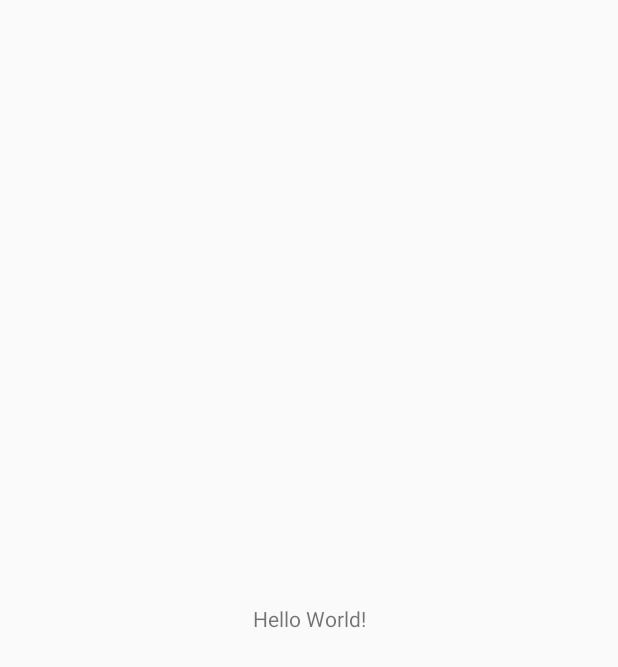
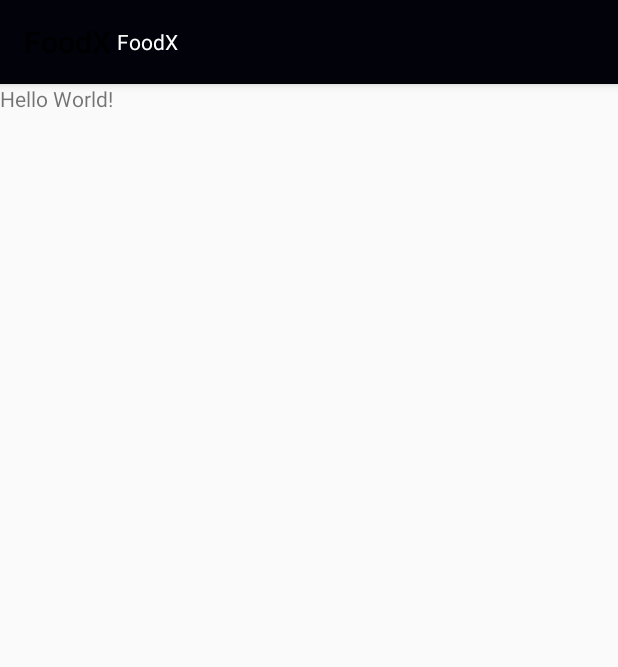
Before and after one commit to ThisIsNSH/Android-FoodX, an Android app: the screen it shows after launch (MainActivity), on a phone screen of 412 x 824 dp. Before the commit the part shown is almost empty. Shown: the top 667 px of the screen. Run offline under Robolectric (Android 15) with nearby library versions, the phone set to English and light mode, and no system bars.

```diff
--- a/app/src/main/java/com/foodx/nsh/MainActivity.java
+++ b/app/src/main/java/com/foodx/nsh/MainActivity.java
@@ -2,6 +2,7 @@ package com.foodx.nsh;
 
 import android.support.v7.app.AppCompatActivity;
 import android.os.Bundle;
+import android.support.v7.widget.Toolbar;
 
 public class MainActivity extends AppCompatActivity {
 
@@ -9,5 +10,8 @@ public class MainActivity extends AppCompatActivity {
     protected void onCreate(Bundle savedInstanceState) {
         super.onCreate(savedInstanceState);
         setContentView(R.layout.activity_main);
+        Toolbar myToolbar = (Toolbar) findViewById(R.id.my_toolbar);
+        setSupportActionBar(myToolbar);
+
     }
 }
--- a/app/src/main/res/layout/activity_main.xml
+++ b/app/src/main/res/layout/activity_main.xml
@@ -1,11 +1,27 @@
 <?xml version="1.0" encoding="utf-8"?>
-<android.support.constraint.ConstraintLayout xmlns:android="http://schemas.android.com/apk/res/android"
+<LinearLayout xmlns:android="http://schemas.android.com/apk/res/android"
     xmlns:app="http://schemas.android.com/apk/res-auto"
     xmlns:tools="http://schemas.android.com/tools"
+    android:orientation="vertical"
     android:layout_width="match_parent"
     android:layout_height="match_parent"
     tools:context="com.foodx.nsh.MainActivity">
+    <android.support.v7.widget.Toolbar
+        android:id="@+id/my_toolbar"
+        android:layout_width="match_parent"
+        android:layout_height="?attr/actionBarSize"
+        android:background="?attr/colorPrimary"
+        android:elevation="4dp"
+        android:theme="@style/ThemeOverlay.AppCompat.ActionBar"
+        app:popupTheme="@style/ThemeOverlay.AppCompat.Light"
+        >
 
+        <TextView
+            android:layout_width="wrap_content"
+            android:layout_height="wrap_content"
+            android:text="FoodX"
+            android:textColor="#fff"/>
+    </android.support.v7.widget.Toolbar>
     <TextView
         android:layout_width="wrap_content"
         android:layout_height="wrap_content"
@@ -15,4 +31,4 @@
         app:layout_constraintRight_toRightOf="parent"
         app:layout_constraintTop_toTopOf="parent" />
 
-</android.support.constraint.ConstraintLayout>
+</LinearLayout>
--- a/app/src/main/res/layout/toolbar.xml
+++ /dev/null
@@ -1,6 +0,0 @@
-<?xml version="1.0" encoding="utf-8"?>
-<LinearLayout xmlns:android="http://schemas.android.com/apk/res/android"
-    android:orientation="vertical" android:layout_width="match_parent"
-    android:layout_height="match_parent">
-
-</LinearLayout>
--- a/app/src/main/res/values/colors.xml
+++ b/app/src/main/res/values/colors.xml
@@ -3,4 +3,7 @@
     <color name="colorPrimary">#3F51B5</color>
     <color name="colorPrimaryDark">#303F9F</color>
     <color name="colorAccent">#FF4081</color>
+    <color name="black">#02020A</color>
+    <color name="grey">#343F3E</color>
+
 </resources>
--- a/app/src/main/res/values/styles.xml
+++ b/app/src/main/res/values/styles.xml
@@ -3,9 +3,11 @@
     <!-- Base application theme. -->
     <style name="AppTheme" parent="Theme.AppCompat.Light.NoActionBar">
         <!-- Customize your theme here. -->
-        <item name="colorPrimary">@color/colorPrimary</item>
-        <item name="colorPrimaryDark">@color/colorPrimaryDark</item>
-        <item name="colorAccent">@color/colorAccent</item>
+        <item name="colorPrimary">@color/black</item>
+        <item name="colorPrimaryDark">@color/black</item>
+        <item name="colorAccent">@color/black</item>
+
+
     </style>
 
 </resources>
```
Also changed, not shown: app/src/main/res/font/Product Sans Bold.ttf (added), app/src/main/res/font/ps.ttf (added), app/src/main/res/font/psbi.ttf (added), app/src/main/res/font/psi.ttf (added).
